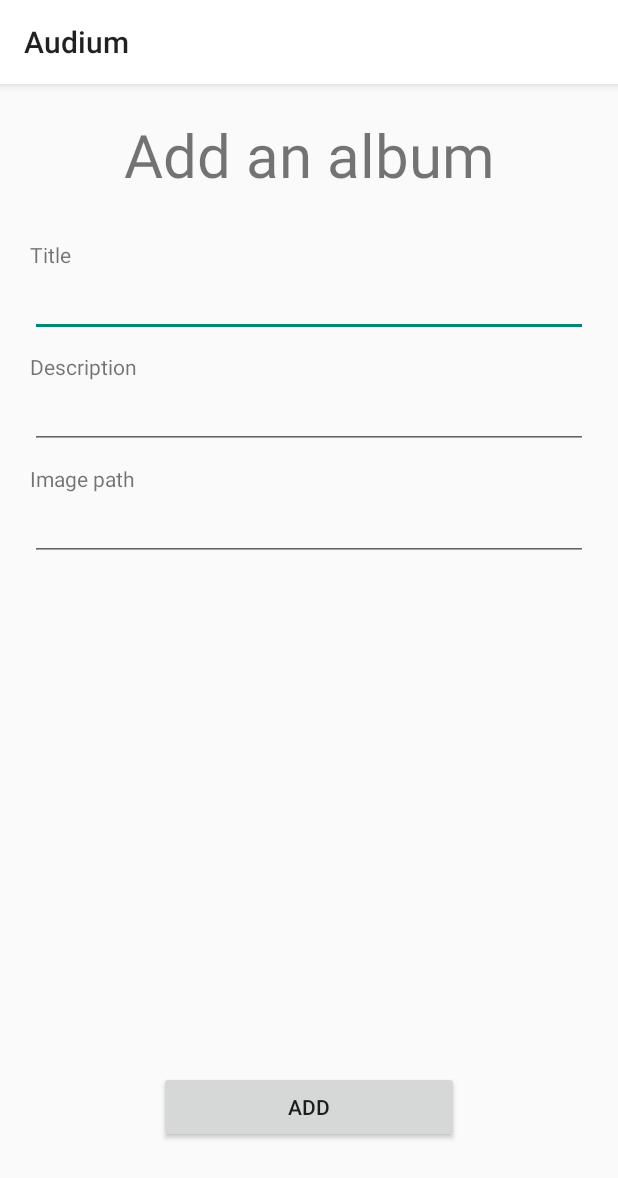
After one commit to flomSStaar/AudiumMobile, an Android app: the AddAlbumActivity screen opened directly, with no data from a screen before it, on a phone screen of 412 x 824 dp. The commit adds this screen. Shown: the top 1178 px of the screen. Run offline under Robolectric (Android 15) with nearby library versions, the phone set to English and light mode, and no system bars; our stand-ins replace Firebase (no records; nobody signed in at launch, a user with empty details on screens opened directly).

Commit message:
Ajout de la création d'album pour l'artiste (par l'admin)

```diff
--- a/app/src/main/AndroidManifest.xml
+++ b/app/src/main/AndroidManifest.xml
@@ -48,6 +48,9 @@
         <activity
             android:name=".activity.admin.AddArtistActivity"
             android:exported="false" />
+        <activity
+            android:name=".activity.admin.AddAlbumActivity"
+            android:exported="false" />
     </application>
 
 </manifest>
--- /dev/null
+++ b/app/src/main/java/uqac/dim/audium/activity/admin/AddAlbumActivity.java
@@ -0,0 +1,128 @@
+package uqac.dim.audium.activity.admin;
+
+import android.content.Context;
+import android.os.Bundle;
+import android.view.ActionMode;
+import android.view.Menu;
+import android.view.MenuItem;
+import android.view.View;
+import android.widget.AbsListView;
+import android.widget.ArrayAdapter;
+import android.widget.EditText;
+import android.widget.ListView;
+
+import androidx.annotation.NonNull;
+import androidx.annotation.Nullable;
+import androidx.appcompat.app.AppCompatActivity;
+
+import com.google.firebase.database.DataSnapshot;
+import com.google.firebase.database.DatabaseError;
+import com.google.firebase.database.DatabaseReference;
+import com.google.firebase.database.FirebaseDatabase;
+import com.google.firebase.database.ValueEventListener;
+
+import java.util.ArrayList;
+import java.util.List;
+
+import uqac.dim.audium.R;
+import uqac.dim.audium.firebase.FirebaseAlbum;
+import uqac.dim.audium.firebase.FirebaseArtist;
+import uqac.dim.audium.model.entity.Artist;
+import uqac.dim.audium.model.entity.Track;
+import uqac.dim.audium.model.utils.ListViewAdapter;
+
+public class AddAlbumActivity extends AppCompatActivity {
+
+    Long idArtist;
+    ListViewAdapter adapter;
+    DatabaseReference database;
+    public static List<Long> idTracksSelected;
+
+    @Override
+    protected void onCreate(@Nullable Bundle savedInstanceState) {
+        super.onCreate(savedInstanceState);
+        Context c = this;
+        setContentView(R.layout.activity_add_album);
+        idArtist = getIntent().getLongExtra("id",0);
+        idTracksSelected = new ArrayList<>();
+        ActionMode actionMode = null;
+
+
+        ArrayList<Track> tracks = new ArrayList<>();
+        ListView artistListView = ((ListView) findViewById(R.id.artist_tracks));
+        AbsListView.MultiChoiceModeListener modeListener = new AbsListView.MultiChoiceModeListener() {
+            @Override
+            public void onItemCheckedStateChanged(ActionMode actionMode, int i, long l, boolean b) {
+
+            }
+
+            @Override
+            public boolean onCreateActionMode(ActionMode actionMode, Menu menu) {
+                actionMode = actionMode;
+                return true;
+            }
+
+            @Override
+            public boolean onPrepareActionMode(ActionMode actionMode, Menu menu) {
+                return false;
+            }
+
+            @Override
+            public boolean onActionItemClicked(ActionMode actionMode, MenuItem menuItem) {
+                return false;
+            }
+
+            @Override
+            public void onDestroyActionMode(ActionMode actionMode) {
+                actionMode = null;
+                idTracksSelected.clear();
+            }
+        };
+        artistListView.setChoiceMode(AbsListView.CHOICE_MODE_MULTIPLE_MODAL);
+        artistListView.setMultiChoiceModeListener(modeListener);
+
+        database = FirebaseDatabase.getInstance().getReference();
+        database.child("tracks").addValueEventListener(new ValueEventListener() {
+            @Override
+            public void onDataChange(@NonNull DataSnapshot snapshot) {
+                tracks.clear();
+                for (DataSnapshot snap : snapshot.getChildren()) {
+                    Track t = snap.getValue(Track.class);
+                    if(t.getArtist().equals(idArtist))
+                        tracks.add(t);
+                }
+                if(tracks.size()!=0) {
+                    artistListView.setAdapter(new ListViewAdapter(tracks,c));
+                }
+
+            }
+
+            @Override
+            public void onCancelled(@NonNull DatabaseError error) {
+
+            }
+        });
+
+
+    }
+
+    public void addAlbum(View view) {
+        if(idTracksSelected.size()!=0) {
+            String title = ((EditText) findViewById(R.id.album_title)).getText().toString();
+            String description = ((EditText) findViewById(R.id.album_description)).getText().toString();
+            String imagePath = ((EditText) findViewById(R.id.album_image_path)).getText().toString();
+
+            FirebaseDatabase db = FirebaseDatabase.getInstance();
+            db.getReference("ids/lastAlbumId").get()
+                    .addOnSuccessListener(dataSnapshot -> {
+                        Long lastAlbumId = dataSnapshot.getValue(Long.class);
+                        if (lastAlbumId != null) {
+                            FirebaseAlbum album = new FirebaseAlbum(lastAlbumId,title,description,imagePath,idArtist,idTracksSelected);
+                            db.getReference("albums/").child(String.valueOf(lastAlbumId)).setValue(album);
+                            db.getReference("ids/lastAlbumId").setValue(++lastAlbumId);
+                        }
+                    });
+            finish();
+        }
+    }
+}
--- /dev/null
+++ b/app/src/main/res/layout/activity_add_album.xml
@@ -0,0 +1,65 @@
+<?xml version="1.0" encoding="utf-8"?>
+<LinearLayout xmlns:android="http://schemas.android.com/apk/res/android"
+    android:layout_width="match_parent"
+    android:layout_height="match_parent"
+    android:orientation="vertical">
+
+    <TextView
+        android:layout_width="match_parent"
+        android:layout_height="wrap_content"
+        android:text="@string/add_an_album"
+        android:gravity="center"
+        android:textSize="40dp"
+        android:layout_marginVertical="20sp"/>
+
+    <TextView
+        android:layout_width="match_parent"
+        android:layout_height="wrap_content"
+        android:text="@string/title"
+        android:layout_marginLeft="20sp"
+        android:layout_marginTop="10sp"/>
+    <EditText
+        android:id="@+id/album_title"
+        android:layout_width="match_parent"
+        android:layout_height="wrap_content"
+        android:layout_marginHorizontal="20sp"/>
+
+    <TextView
+        android:layout_width="match_parent"
+        android:layout_height="wrap_content"
+        android:text="@string/description"
+        android:layout_marginLeft="20sp"
+        android:layout_marginTop="10sp"/>
+    <EditText
+        android:id="@+id/album_description"
+        android:layout_width="match_parent"
+        android:layout_height="wrap_content"
+        android:layout_marginHorizontal="20sp"/>
+
+
+    <TextView
+        android:layout_width="match_parent"
+        android:layout_height="wrap_content"
+        android:text="@string/image_path"
+        android:layout_marginLeft="20sp"
+        android:layout_marginTop="10sp"/>
+    <EditText
+        android:id="@+id/album_image_path"
+        android:layout_width="match_parent"
+        android:layout_height="wrap_content"
+        android:layout_marginHorizontal="20sp"/>
+    <ListView
+        android:id="@+id/artist_tracks"
+        android:layout_width="match_parent"
+        android:layout_height="300sp"
+        android:layout_margin="20sp"
+        />
+
+    <Button
+        android:layout_width="200dp"
+        android:layout_height="wrap_content"
+        android:text="@string/add"
+        android:layout_gravity="center"
+        android:onClick="addAlbum"/>
+
+</LinearLayout>
--- a/app/src/main/res/values/strings.xml
+++ b/app/src/main/res/values/strings.xml
@@ -44,4 +44,8 @@
     <string name="add_an_artist">Add an artist</string>
     <string name="stage_name">Stage name</string>
     <string name="image_path">Image path</string>
+    <string name="add_an_album">Add an album</string>
+    <string name="title">Title</string>
+    <string name="description">Description</string>
+    <string name="add_album">Add Album</string>
 </resources>
```
Also changed, not shown: app/src/main/java/uqac/dim/audium/activity/admin/ArtistProfileActivity.java (+8 -1 lines), app/src/main/java/uqac/dim/audium/model/entity/Album.java (+6 -6 lines), app/src/main/java/uqac/dim/audium/model/utils/ListViewAdapter.java (added, +62 -0 lines), app/src/main/res/layout/activity_artist_profile.xml (+24 -6 lines), app/src/main/res/layout/track_list_item.xml (added, +25 -0 lines).
